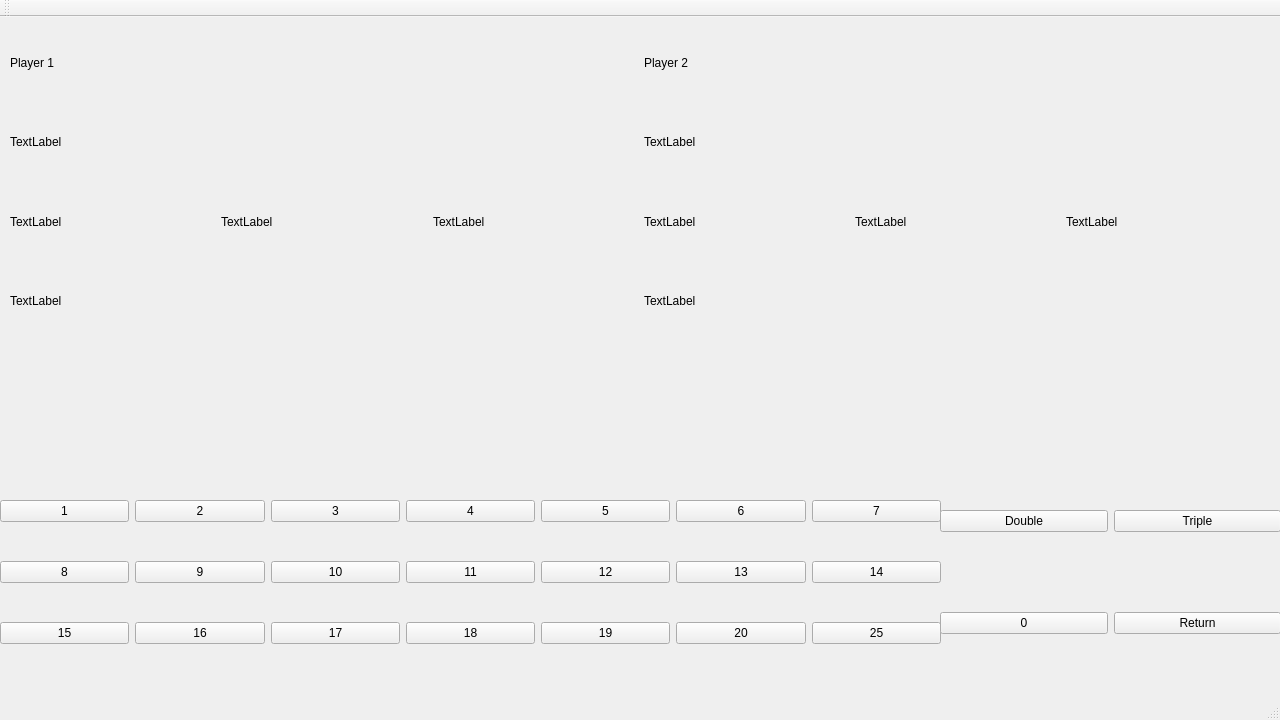
Before: the Qt Designer form darts-counter/mainwindow.ui in NoahWissler/darts-counter, drawn with Qt 5.
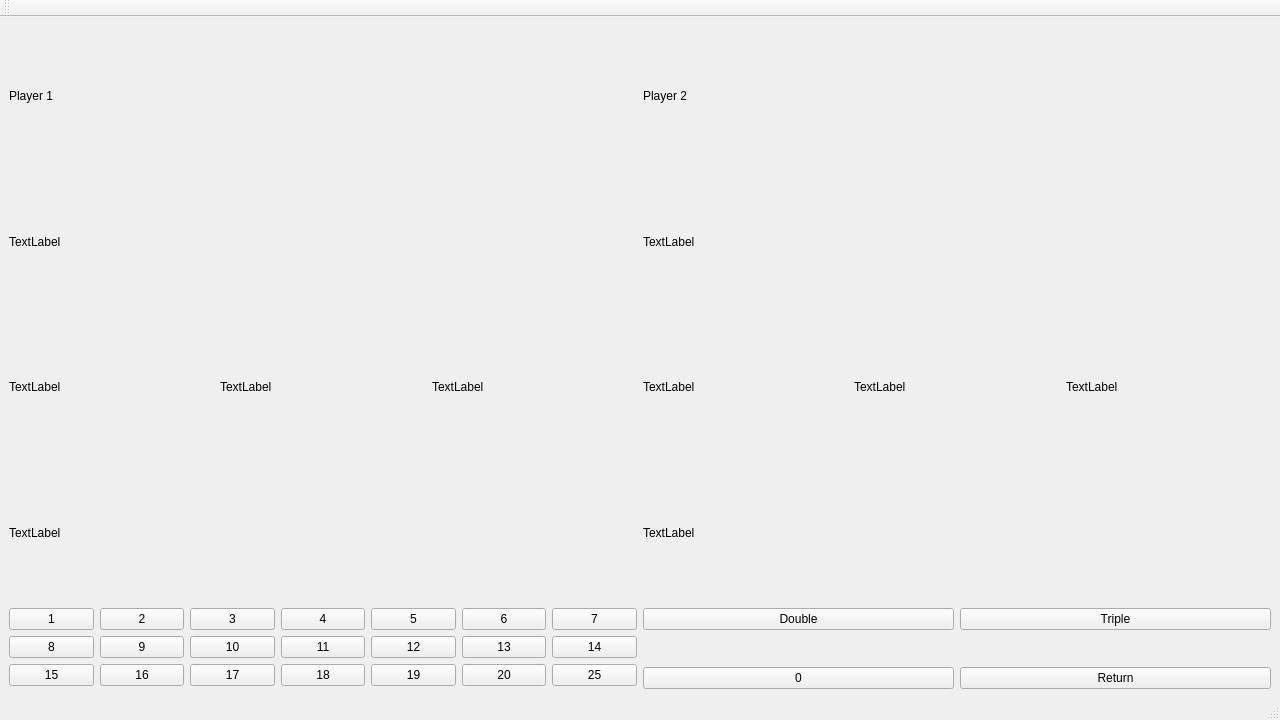
After: the same form once the commit is applied.

Commit message: made ui widgets resizing work

```diff
--- a/darts-counter/mainwindow.ui
+++ b/darts-counter/mainwindow.ui
@@ -14,15 +14,116 @@
    <string>MainWindow</string>
   </property>
   <widget class="QWidget" name="centralwidget">
-   <widget class="QWidget" name="gridLayoutWidget">
-    <property name="geometry">
-     <rect>
-      <x>0</x>
-      <y>450</y>
-      <width>941</width>
-      <height>211</height>
-     </rect>
-    </property>
+   <layout class="QVBoxLayout" name="verticalLayout_5">
+    <item>
+     <layout class="QVBoxLayout" name="verticalLayout_2" stretch="0,0">
+      <item>
+       <layout class="QHBoxLayout" name="horizontalLayout_3">
+        <item>
+         <layout class="QVBoxLayout" name="verticalLayout_3">
+          <item>
+           <widget class="QLabel" name="player1Name">
+            <property name="text">
+             <string>Player 1</string>
+            </property>
+           </widget>
+          </item>
+          <item>
+           <widget class="QLabel" name="player1Score">
+            <property name="text">
+             <string>TextLabel</string>
+            </property>
+           </widget>
+          </item>
+          <item>
+           <layout class="QHBoxLayout" name="horizontalLayout_4">
+            <item>
+             <widget class="QLabel" name="player1FirstDart">
+              <property name="text">
+               <string>TextLabel</string>
+              </property>
+             </widget>
+            </item>
+            <item>
+             <widget class="QLabel" name="player1SecondDart">
+              <property name="text">
+               <string>TextLabel</string>
+              </property>
+             </widget>
+            </item>
+            <item>
+             <widget class="QLabel" name="player1ThirdDart">
+              <property name="text">
+               <string>TextLabel</string>
+              </property>
+             </widget>
+            </item>
+           </layout>
+          </item>
+          <item>
+           <widget class="QLabel" name="player1Avg">
+            <property name="text">
+             <string>TextLabel</string>
+            </property>
+           </widget>
+          </item>
+         </layout>
+        </item>
+        <item>
+         <layout class="QVBoxLayout" name="verticalLayout_4">
+          <item>
+           <widget class="QLabel" name="player2Name">
+            <property name="text">
+             <string>Player 2</string>
+            </property>
+           </widget>
+          </item>
+          <item>
+           <widget class="QLabel" name="player2Score">
+            <property name="text">
+             <string>TextLabel</string>
+            </property>
+           </widget>
+          </item>
+          <item>
+           <layout class="QHBoxLayout" name="horizontalLayout_5">
+            <item>
+             <widget class="QLabel" name="player2FirstDart">
+              <property name="text">
+               <string>TextLabel</string>
+              </property>
+             </widget>
+            </item>
+            <item>
+             <widget class="QLabel" name="player2SecondDart">
+              <property name="text">
+               <string>TextLabel</string>
+              </property>
+             </widget>
+            </item>
+            <item>
+             <widget class="QLabel" name="player2ThirdDart">
+              <property name="text">
+               <string>TextLabel</string>
+              </property>
+             </widget>
+            </item>
+           </layout>
+          </item>
+          <item>
+           <widget class="QLabel" name="player2Avg">
+            <property name="text">
+             <string>TextLabel</string>
+            </property>
+           </widget>
+          </item>
+         </layout>
+        </item>
+       </layout>
+      </item>
+      <item>
+       <layout class="QHBoxLayout" name="horizontalLayout_6">
+        <item>
     <layout class="QGridLayout" name="gridLayout">
      <property name="leftMargin">
       <number>0</number>
@@ -41,6 +142,13 @@
        </property>
       </widget>
      </item>
+          <item row="0" column="6">
+           <widget class="QPushButton" name="threw7">
+            <property name="text">
+             <string>7</string>
+            </property>
+           </widget>
+          </item>
      <item row="0" column="5">
       <widget class="QPushButton" name="threw6">
        <property name="text">
@@ -62,6 +170,13 @@
        </property>
       </widget>
      </item>
+          <item row="2" column="6">
+           <widget class="QPushButton" name="threw14">
+            <property name="text">
+             <string>14</string>
+            </property>
+           </widget>
+          </item>
      <item row="2" column="1">
       <widget class="QPushButton" name="threw9">
        <property name="text">
@@ -90,6 +205,13 @@
        </property>
       </widget>
      </item>
+          <item row="3" column="6">
+           <widget class="QPushButton" name="threw25">
+            <property name="text">
+             <string>25</string>
+            </property>
+           </widget>
+          </item>
      <item row="3" column="5">
       <widget class="QPushButton" name="threw20">
        <property name="text">
@@ -153,38 +275,9 @@
        </property>
       </widget>
      </item>
-     <item row="0" column="6">
-      <widget class="QPushButton" name="threw7">
-       <property name="text">
-        <string>7</string>
-       </property>
-      </widget>
-     </item>
-     <item row="2" column="6">
-      <widget class="QPushButton" name="threw14">
-       <property name="text">
-        <string>14</string>
-       </property>
-      </widget>
-     </item>
-     <item row="3" column="6">
-      <widget class="QPushButton" name="threw25">
-       <property name="text">
-        <string>25</string>
-       </property>
-      </widget>
-     </item>
-    </layout>
-   </widget>
-   <widget class="QWidget" name="verticalLayoutWidget">
-    <property name="geometry">
-     <rect>
-      <x>940</x>
-      <y>450</y>
-      <width>341</width>
-      <height>211</height>
-     </rect>
-    </property>
+         </layout>
+        </item>
+        <item>
     <layout class="QVBoxLayout" name="verticalLayout">
      <item>
       <layout class="QHBoxLayout" name="horizontalLayout_2">
@@ -229,119 +322,12 @@
       </layout>
      </item>
     </layout>
-   </widget>
-   <widget class="QWidget" name="horizontalLayoutWidget_3">
-    <property name="geometry">
-     <rect>
-      <x>10</x>
-      <y>9</y>
-      <width>1261</width>
-      <height>311</height>
-     </rect>
-    </property>
-    <layout class="QHBoxLayout" name="horizontalLayout_3">
-     <item>
-      <layout class="QVBoxLayout" name="verticalLayout_3">
-       <item>
-        <widget class="QLabel" name="player1Name">
-         <property name="text">
-          <string>Player 1</string>
-         </property>
-        </widget>
-       </item>
-       <item>
-        <widget class="QLabel" name="player1Score">
-         <property name="text">
-          <string>TextLabel</string>
-         </property>
-        </widget>
-       </item>
-       <item>
-        <layout class="QHBoxLayout" name="horizontalLayout_4">
-         <item>
-          <widget class="QLabel" name="player1FirstDart">
-           <property name="text">
-            <string>TextLabel</string>
-           </property>
-          </widget>
-         </item>
-         <item>
-          <widget class="QLabel" name="player1SecondDart">
-           <property name="text">
-            <string>TextLabel</string>
-           </property>
-          </widget>
-         </item>
-         <item>
-          <widget class="QLabel" name="player1ThirdDart">
-           <property name="text">
-            <string>TextLabel</string>
-           </property>
-          </widget>
-         </item>
-        </layout>
-       </item>
-       <item>
-        <widget class="QLabel" name="player1Avg">
-         <property name="text">
-          <string>TextLabel</string>
-         </property>
-        </widget>
-       </item>
-      </layout>
-     </item>
-     <item>
-      <layout class="QVBoxLayout" name="verticalLayout_4">
-       <item>
-        <widget class="QLabel" name="player2Name">
-         <property name="text">
-          <string>Player 2</string>
-         </property>
-        </widget>
-       </item>
-       <item>
-        <widget class="QLabel" name="player2Score">
-         <property name="text">
-          <string>TextLabel</string>
-         </property>
-        </widget>
-       </item>
-       <item>
-        <layout class="QHBoxLayout" name="horizontalLayout_5">
-         <item>
-          <widget class="QLabel" name="player2FirstDart">
-           <property name="text">
-            <string>TextLabel</string>
-           </property>
-          </widget>
-         </item>
-         <item>
-          <widget class="QLabel" name="player2SecondDart">
-           <property name="text">
-            <string>TextLabel</string>
-           </property>
-          </widget>
-         </item>
-         <item>
-          <widget class="QLabel" name="player2ThirdDart">
-           <property name="text">
-            <string>TextLabel</string>
-           </property>
-          </widget>
-         </item>
-        </layout>
-       </item>
-       <item>
-        <widget class="QLabel" name="player2Avg">
-         <property name="text">
-          <string>TextLabel</string>
-         </property>
-        </widget>
-       </item>
-      </layout>
-     </item>
-    </layout>
-   </widget>
+        </item>
+       </layout>
+      </item>
+     </layout>
+    </item>
+   </layout>
   </widget>
   <widget class="QMenuBar" name="menubar">
    <property name="geometry">
```
Lines whose indentation alone changed are shown as unchanged. The commit also changes 2 other files.
